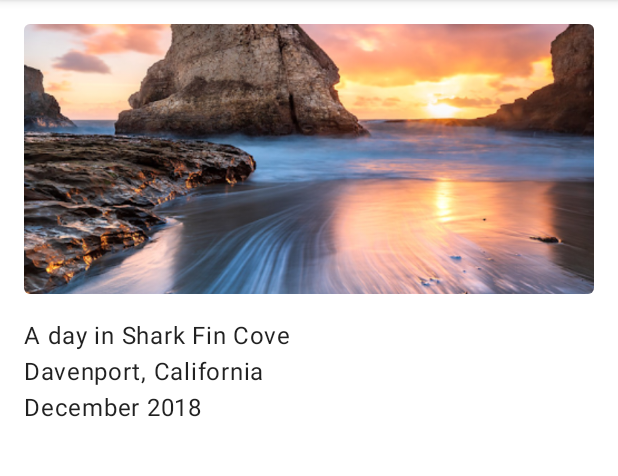
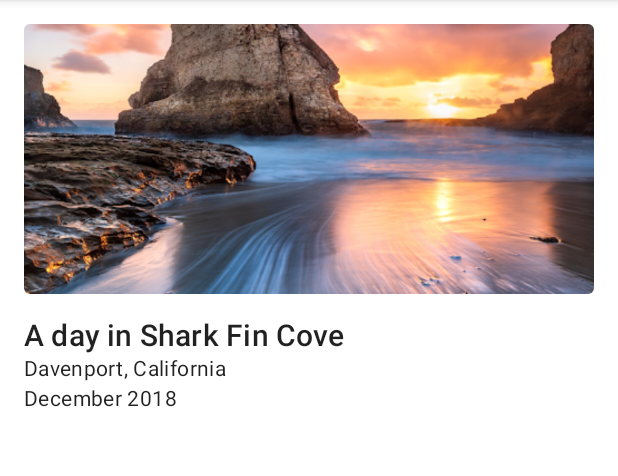
Before and after one commit to RujiraKongsomran/KT_JetpackComposeTutorial, an Android app built with Jetpack Compose: the screen it shows after launch (MainActivity), on a phone screen of 412 x 824 dp, the part 84-560 px from its top. Run offline under Robolectric (Android 15) with nearby library versions, the phone set to English and light mode, and no system bars.

Commit message:
Apply specific paragraph styles to each text element

```diff
--- a/app/src/main/java/com/rujirakongsomran/kt_jetpackcomposetutorial/MainActivity.kt
+++ b/app/src/main/java/com/rujirakongsomran/kt_jetpackcomposetutorial/MainActivity.kt
@@ -41,6 +41,7 @@ class MainActivity : AppCompatActivity() {
     @Composable
     fun NewsStory() {
         MaterialTheme {
+            val typography = MaterialTheme.typography
             Column(
                 modifier = Modifier.padding(16.dp)
             ) {
@@ -55,9 +56,18 @@ class MainActivity : AppCompatActivity() {
                 )
 
                 Spacer(Modifier.height(16.dp))
-                Text("A day in Shark Fin Cove")
-                Text("Davenport, California")
-                Text("December 2018")
+                Text(
+                    "A day in Shark Fin Cove",
+                    style = typography.h6
+                )
+                Text(
+                    "Davenport, California",
+                    style = typography.body2
+                )
+                Text(
+                    "December 2018",
+                    style = typography.body2
+                )
             }
         }
     }
```
